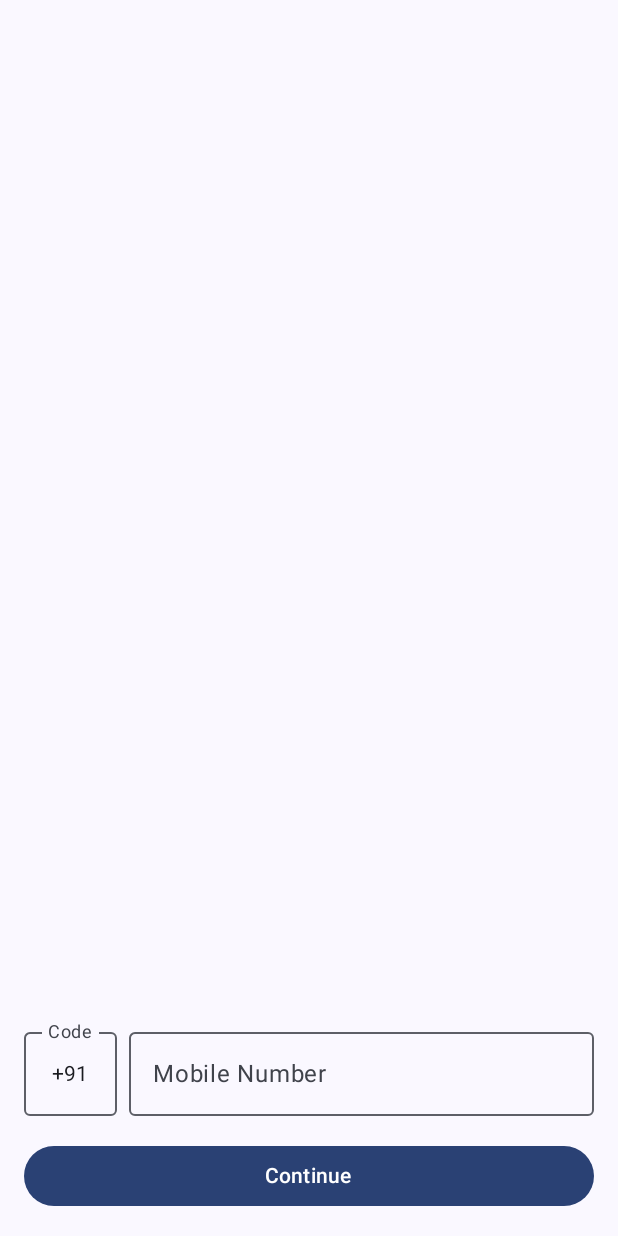
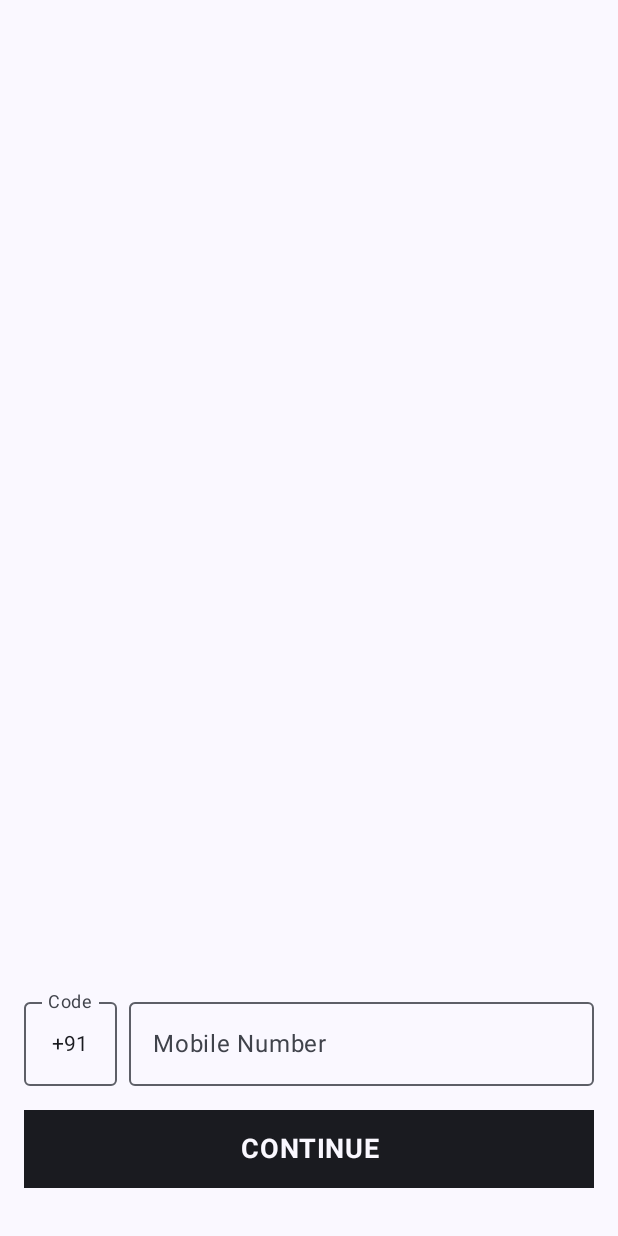
Before and after one commit to blazebizz/EvChargingAndroid, an Android app built with Jetpack Compose: the screen it shows after launch (MainActivity), on a phone screen of 412 x 824 dp. Run offline under Robolectric (Android 15) with nearby library versions, the phone set to English and light mode, and no system bars; our stand-ins replace Dagger/Hilt's generated code, Firebase (no records; nobody signed in at launch, a user with empty details on screens opened directly).

Commit message:
minor changes

```diff
--- a/app/src/main/res/values/colors.xml
+++ b/app/src/main/res/values/colors.xml
@@ -1,7 +1,7 @@
 <?xml version="1.0" encoding="utf-8"?>
 <resources>
     <color name="purple_200">#FFBB86FC</color>
-    <color name="purple_500">#FF6200EE</color>
+    <color name="purple_500">#FFFFFFFF</color>
     <color name="purple_700">#FF3700B3</color>
     <color name="teal_200">#FF03DAC5</color>
     <color name="teal_700">#FF018786</color>
--- /dev/null
+++ b/core/ui/src/main/java/com/blaze/core/ui/components/Button.kt
@@ -0,0 +1,34 @@
+package com.blaze.core.ui.components
+
+import androidx.compose.foundation.background
+import androidx.compose.foundation.layout.Box
+import androidx.compose.foundation.layout.fillMaxWidth
+import androidx.compose.foundation.layout.height
+import androidx.compose.foundation.layout.padding
+import androidx.compose.material3.MaterialTheme
+import androidx.compose.material3.Text
+import androidx.compose.runtime.Composable
+import androidx.compose.ui.Alignment
+import androidx.compose.ui.Modifier
+import androidx.compose.ui.text.font.FontWeight
+import androidx.compose.ui.text.style.TextAlign
+import androidx.compose.ui.text.toUpperCase
+import androidx.compose.ui.unit.dp
+import androidx.compose.ui.unit.sp
+import java.util.Locale
+
+@Composable
+fun Button(text: String, modifier: Modifier = Modifier, onClick: () -> Unit) {
+    Box(modifier = modifier
+        .bounceClick { onClick() }
+        .background(MaterialTheme.colorScheme.onBackground)
+        .padding(14.dp), contentAlignment = Alignment.Center) {
+        Text(
+            text = text.uppercase(),
+            color = MaterialTheme.colorScheme.background,
+            fontWeight = FontWeight.Bold,
+            textAlign = TextAlign.Center,
+            fontSize = 18.sp
+        )
+    }
+}
--- a/core/ui/src/main/java/com/blaze/core/ui/components/UploadImageLayout.kt
+++ b/core/ui/src/main/java/com/blaze/core/ui/components/UploadImageLayout.kt
@@ -4,6 +4,7 @@ import androidx.compose.foundation.background
 import androidx.compose.foundation.border
 import androidx.compose.foundation.layout.Box
 import androidx.compose.foundation.layout.Column
+import androidx.compose.foundation.layout.aspectRatio
 import androidx.compose.foundation.layout.fillMaxHeight
 import androidx.compose.foundation.layout.fillMaxWidth
 import androidx.compose.foundation.layout.size
@@ -30,6 +31,7 @@ fun UploadImageLayout(title: String, onClick: () -> Unit) {
         Box(
             Modifier
                 .fillMaxHeight(1f)
+                .aspectRatio(1f)
                 .background(MarbleWhite, RoundedCornerShape(10.dp))
                 .border(
                     2.dp,
--- a/core/ui/src/main/java/com/blaze/core/ui/ui/theme/Color.kt
+++ b/core/ui/src/main/java/com/blaze/core/ui/ui/theme/Color.kt
@@ -2,21 +2,13 @@ package com.blaze.core.ui.ui.theme
 
 import androidx.compose.ui.graphics.Color
 
-val Purple80 = Color(0xFFD0BCFF)
-val PurpleGrey80 = Color(0xFFCCC2DC)
-val Pink80 = Color(0xFFEFB8C8)
-
-val Purple40 = Color(0xFF6650a4)
-val PurpleGrey40 = Color(0xFF625b71)
+val Purple40 = Color(0xFFFFFFFF)
+val PurpleGrey40 = Color(0xFFFFFFFF)
 val Pink40 = Color(0xFF7D5260)
 
 val PrimaryColor = Color(0xFF9988F0)
 
 val BoardBlack = Color(0xFF1C1C1C)
-val Platinum = Color(0xFFE3E3E3)
 
-val RomanticGreen = Color(0xFF8ED399)
-val DarkGreen = Color(0xFF0B5E18)
-val RomanticRed = Color(0xFFBD2734)
 val MarbleWhite = Color(0xFFE7E9EA)
 val LightGray = Color(0xFFD2D4D5)
--- a/core/ui/src/main/java/com/blaze/core/ui/ui/theme/Theme.kt
+++ b/core/ui/src/main/java/com/blaze/core/ui/ui/theme/Theme.kt
@@ -16,9 +16,9 @@ import androidx.compose.ui.platform.LocalView
 import androidx.core.view.WindowCompat
 
 private val DarkColorScheme = darkColorScheme(
-    primary = Purple80,
-    secondary = PurpleGrey80,
-    tertiary = Pink80,
+    primary = Purple40,
+    secondary = PurpleGrey40,
+    tertiary = Purple40,
     background = BoardBlack,
 
 )
--- a/feature/startup/src/main/java/com/blaze/feature/startup/screen/splash/SplashScreen.kt
+++ b/feature/startup/src/main/java/com/blaze/feature/startup/screen/splash/SplashScreen.kt
@@ -31,7 +31,6 @@ import com.blaze.core.utils.navigation.DashboardRoute
 import com.blaze.core.utils.navigation.StartUpRoute
 import com.blaze.core.ui.R
 import com.blaze.core.ui.ui.theme.BoardBlack
-import com.blaze.core.ui.ui.theme.RomanticGreen
 import kotlinx.coroutines.CoroutineScope
 import kotlinx.coroutines.Dispatchers
 import kotlinx.coroutines.delay
```
Also changed, not shown: feature/dashboard/src/main/java/com/blaze/feature/dashboard/screen/sidenav/SideNavigationScreen.kt (+31 -15 lines), feature/onboarding/src/main/java/com/blaze/feature/onboarding/screen/onboard/Page4.kt (+6 -3 lines), feature/startup/src/main/java/com/blaze/feature/startup/screen/login/LoginScreen.kt (+6 -98 lines), feature/startup/src/main/java/com/blaze/feature/startup/screen/otp/OtpScreen.kt (+45 -12 lines), 4 other files.
